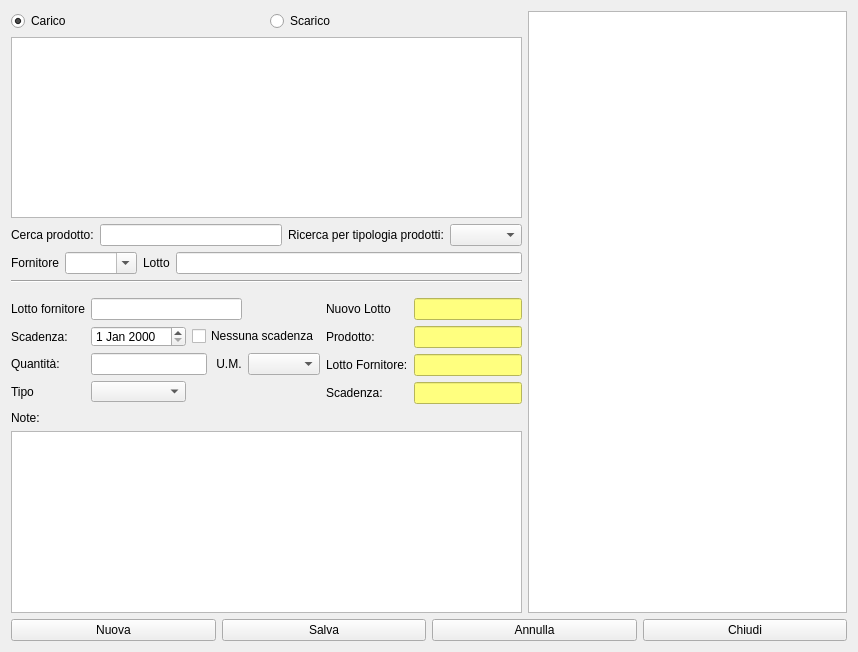
The window that hnuovaoperazione.ui (fblabs/hamlet-mod-sancon) describes before a commit, drawn with Qt 5.
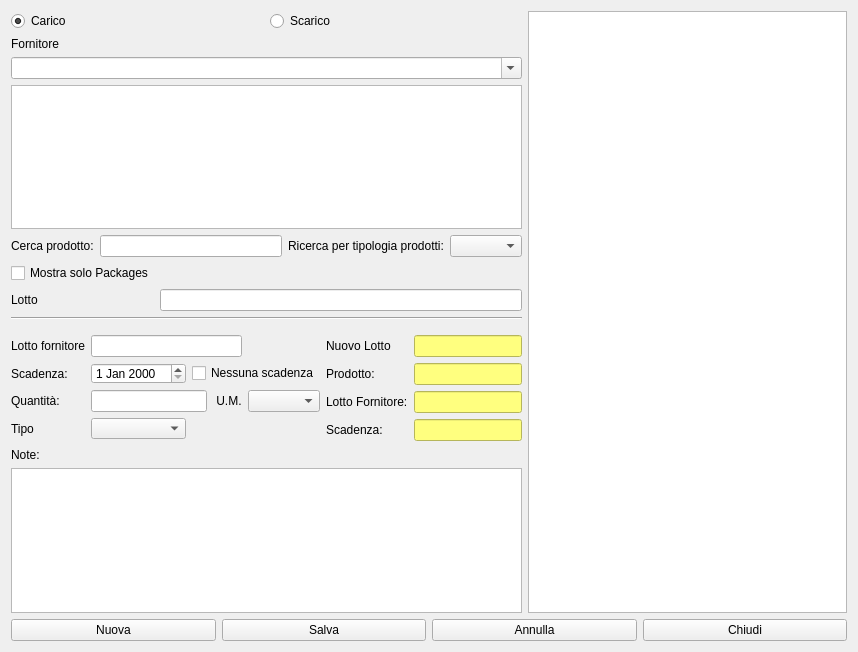
The same window after the commit. Icons and pictures are not drawn.

Commit message: 1.5.5.4 added scarico packages, various fixes

```diff
--- a/hnuovaoperazione.ui
+++ b/hnuovaoperazione.ui
@@ -52,6 +52,23 @@
          </item>
         </layout>
        </item>
+       <item>
+        <widget class="QLabel" name="label">
+         <property name="text">
+          <string>Fornitore</string>
+         </property>
+        </widget>
+       </item>
+       <item>
+        <widget class="QComboBox" name="cbAnagrafica">
+         <property name="editable">
+          <bool>true</bool>
+         </property>
+         <property name="insertPolicy">
+          <enum>QComboBox::NoInsert</enum>
+         </property>
+        </widget>
+       </item>
        <item>
         <widget class="QListView" name="lvProdotti"/>
        </item>
@@ -85,32 +102,25 @@
        </item>
        <item>
         <layout class="QGridLayout" name="gridLayout_2">
-         <item row="0" column="0">
-          <widget class="QLabel" name="label">
-           <property name="text">
-            <string>Fornitore</string>
-           </property>
-          </widget>
+         <item row="1" column="3">
+          <widget class="QLineEdit" name="leLotto"/>
          </item>
-         <item row="0" column="1">
-          <widget class="QComboBox" name="cbAnagrafica">
-           <property name="editable">
-            <bool>true</bool>
-           </property>
-           <property name="insertPolicy">
-            <enum>QComboBox::NoInsert</enum>
-           </property>
-          </widget>
-         </item>
-         <item row="0" column="2">
+         <item row="1" column="2">
           <widget class="QLabel" name="label_10">
            <property name="text">
             <string>Lotto</string>
            </property>
           </widget>
          </item>
-         <item row="0" column="3">
-          <widget class="QLineEdit" name="leLotto"/>
+         <item row="0" column="2">
+          <widget class="QCheckBox" name="cbShowPackages">
+           <property name="text">
+            <string>Mostra solo Packages</string>
+           </property>
+           <property name="checked">
+            <bool>false</bool>
+           </property>
+          </widget>
          </item>
         </layout>
        </item>
```
The commit also changes 71 other files.
